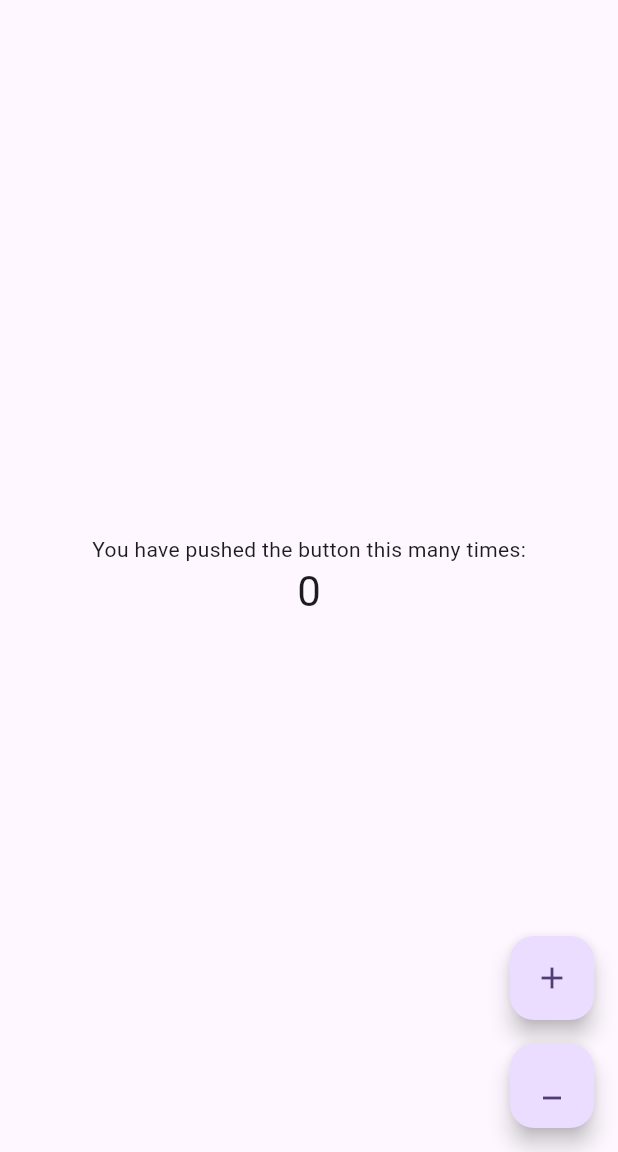
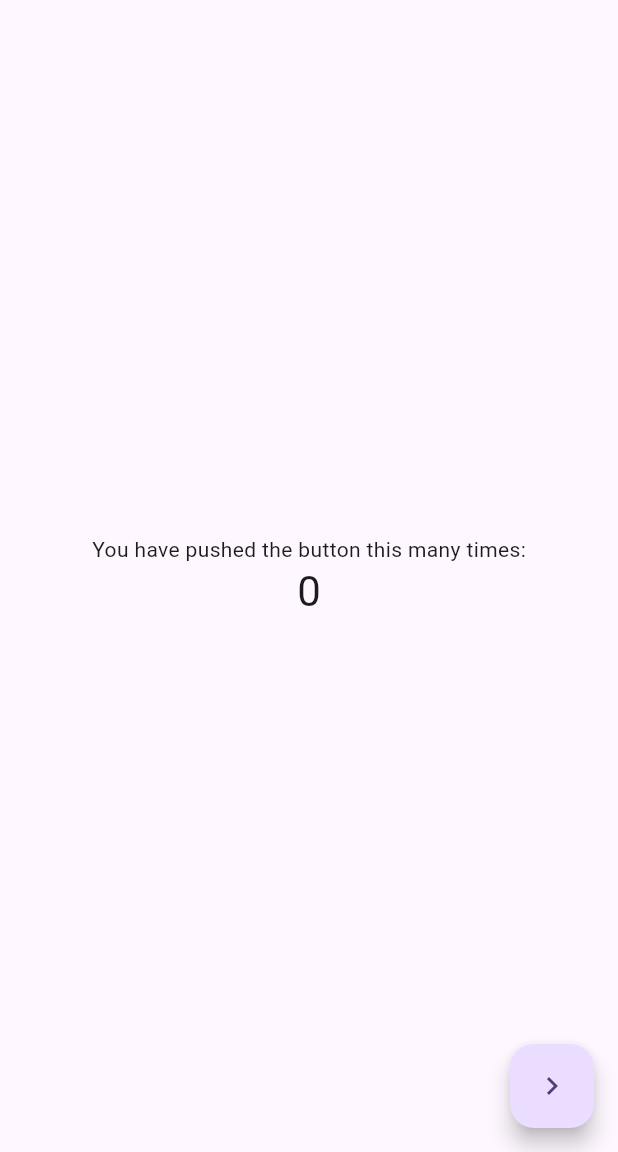
Before and after one commit to AhmedKhaled8907/counter-app, a Flutter app: the screen it shows after launch, on a phone screen of 412 x 824 dp, the part 84-1236 px from its top. Run offline on Flutter 3.47's test engine with Material 3 defaults, Android fonts, the phone set to English and light mode, and no system bars; our stand-ins replace flutter_bloc.

```diff
--- a/lib/cubit/counter_cubit.dart
+++ b/lib/cubit/counter_cubit.dart
@@ -8,6 +8,9 @@ class CounterCubit extends Cubit<int> {
   }
 
   void decrement() {
+    if (state == 0) {
+      return;
+    }
     emit(state - 1);
   }
 }
--- a/lib/home_page.dart
+++ b/lib/home_page.dart
@@ -1,4 +1,5 @@
 import 'package:counter_app/cubit/counter_cubit.dart';
+import 'package:counter_app/inc_dec_page.dart';
 import 'package:flutter/material.dart';
 import 'package:flutter_bloc/flutter_bloc.dart';
 
@@ -24,9 +25,9 @@ class _MyHomePageState extends State<MyHomePage> {
   in both places. Create an instance of CounterCubit
   in the State of your widget and use that instance consistently.
   */
-  final counterCubit = CounterCubit();
   @override
   Widget build(BuildContext context) {
+  final counterCubit = BlocProvider.of<CounterCubit>(context);
     return Scaffold(
       appBar: AppBar(
         backgroundColor: Theme.of(context).colorScheme.inversePrimary,
@@ -51,21 +52,15 @@ class _MyHomePageState extends State<MyHomePage> {
           ],
         ),
       ),
-      floatingActionButton: Column(
-        mainAxisAlignment: MainAxisAlignment.end,
-        children: [
-          FloatingActionButton(
-            onPressed: () => counterCubit.increment(),
-            tooltip: 'Increment',
-            child: const Icon(Icons.add),
-          ),
-          const SizedBox(height: 16),
-          FloatingActionButton(
-            onPressed: () => counterCubit.decrement(),
-            tooltip: 'Decrement',
-            child: const Icon(Icons.minimize),
-          ),
-        ],
+      floatingActionButton: FloatingActionButton(
+        onPressed: () {
+          Navigator.of(context).push(
+            MaterialPageRoute(
+              builder: (context) => const IncDecPage(),
+            ),
+          );
+        },
+          child: const Icon(Icons.navigate_next),
       ),
     );
   }
--- a/lib/main.dart
+++ b/lib/main.dart
@@ -1,5 +1,7 @@
+import 'package:counter_app/cubit/counter_cubit.dart';
 import 'package:counter_app/home_page.dart';
 import 'package:flutter/material.dart';
+import 'package:flutter_bloc/flutter_bloc.dart';
 
 void main() {
   runApp(const MyApp());
@@ -10,13 +12,16 @@ class MyApp extends StatelessWidget {
 
   @override
   Widget build(BuildContext context) {
-    return MaterialApp(
-      title: 'Flutter Demo',
-      theme: ThemeData(
-        colorScheme: ColorScheme.fromSeed(seedColor: Colors.deepPurple),
-        useMaterial3: true,
+    return BlocProvider(
+      create: (context) => CounterCubit(),
+      child: MaterialApp(
+        title: 'Flutter Demo',
+        theme: ThemeData(
+          colorScheme: ColorScheme.fromSeed(seedColor: Colors.deepPurple),
+          useMaterial3: true,
+        ),
+        home: const MyHomePage(title: 'Flutter Demo Home Page'),
       ),
-      home: const MyHomePage(title: 'Flutter Demo Home Page'),
     );
   }
 }
```
Also changed, not shown: lib/inc_dec_page.dart (added, +31 -0 lines).
